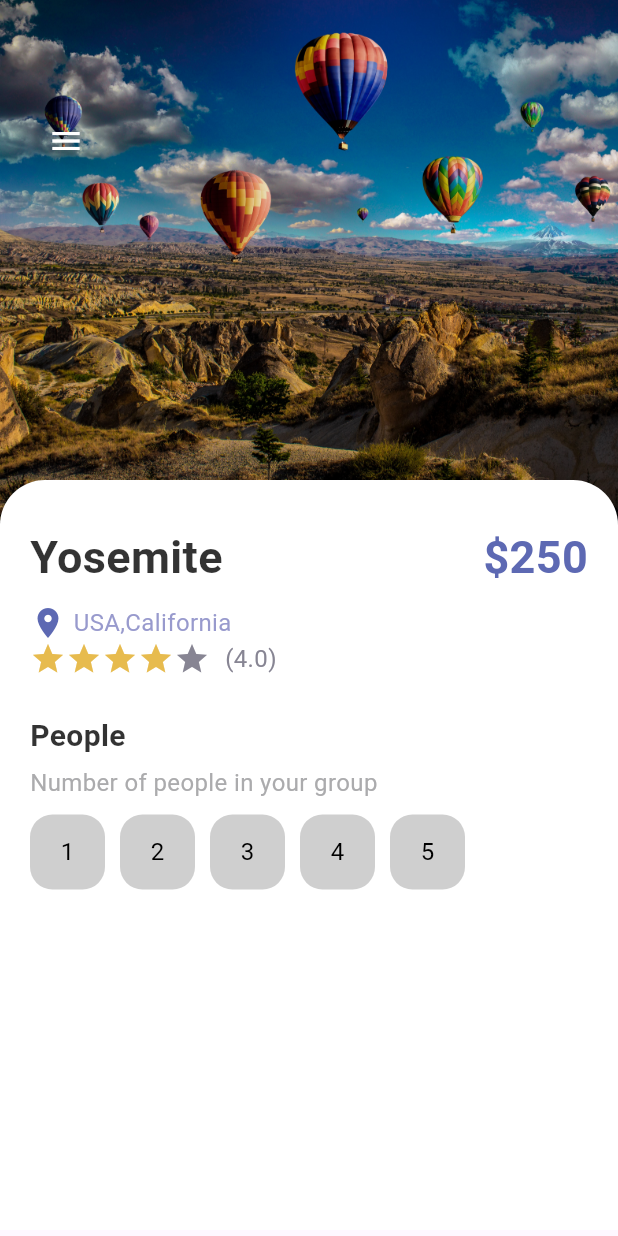
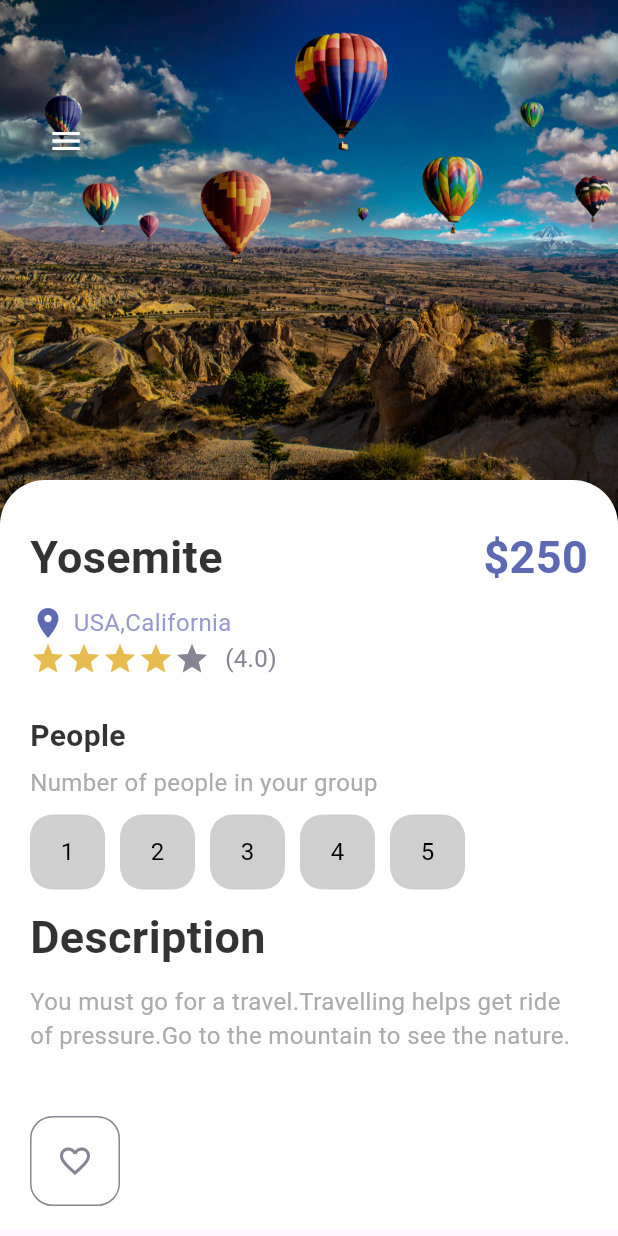
Before and after one commit to dilshan-mp/https---github.com-dilshan-mp-Travel-App, a Flutter app: the screen it shows after launch, on a phone screen of 412 x 824 dp. Run offline on Flutter 3.47's test engine with Material 3 defaults, Android fonts, the phone set to English and light mode, and no system bars; our stand-ins replace device_preview.

Commit message:
favourite button done

```diff
--- a/lib/pages/details_page.dart
+++ b/lib/pages/details_page.dart
@@ -120,11 +120,34 @@ class _DetailsPageState extends State<DetailsPage> {
 
                         }
                         )
-                     )
+                     ),
+                      const SizedBox(height: 10,),
+                      AppLargeText(text: "Description",color: Colors.black.withOpacity(0.8),),
+                      const SizedBox(height: 10,),
+                      AppText(text: "You must go for a travel.Travelling helps get ride of pressure.Go to the mountain to see the nature. ",color: AppColors.mainTextColor,),
+
+
                   ],
                 ),
             ),
+          ),
+          Positioned(
+            bottom: 20,
+            left: 20,
+            child: Row(
+              children: [
+                AppButton(
+                  color: AppColors.textColor2,
+                   backgroundColor: Colors.white,
+                    size: 60,
+                     borderColor: AppColors.textColor2,
+                     isIcon: true,
+                     icon:Icons.favorite_border ,
+                    )
+              ],
+            )
           )
+
           ],
         ),
       ),
```
